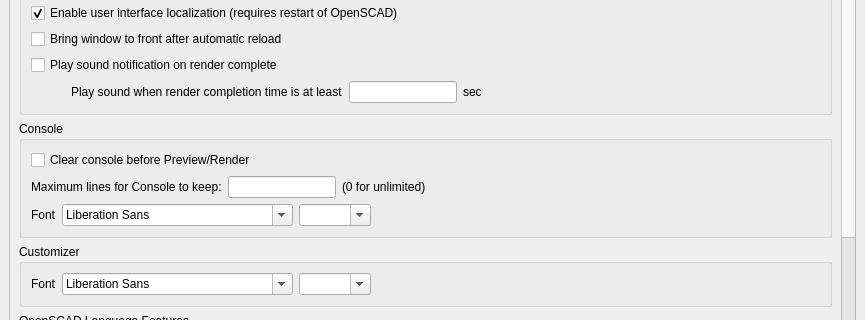
Stocko-2073/openscad, file src/gui/Preferences.ui: the form before one commit; both pictures show x 0 to 865 and y 357 to 677 of the 865 by 860 pixel window.
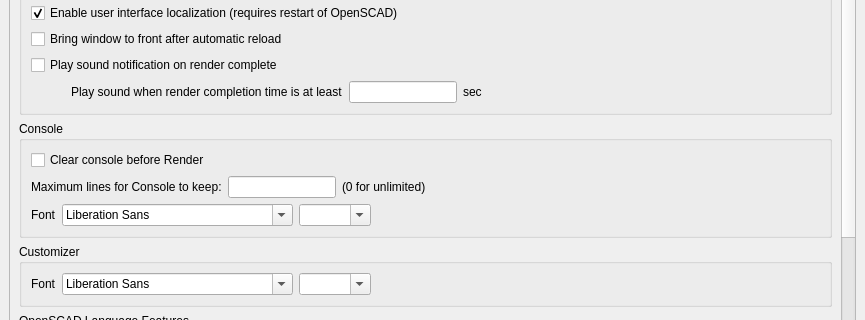
The form after the commit. Icons and pictures are not drawn. Custom widgets are drawn as their Qt base class.

Commit message:
gui: drop the last preview wording
Comments, and the console preference "Clear console before Render".

The edit to the form file:
```diff
--- a/src/gui/Preferences.ui
+++ b/src/gui/Preferences.ui
@@ -2255,7 +2255,7 @@
                <item>
                 <widget class="QCheckBox" name="enableClearConsoleCheckBox">
                  <property name="text">
-                  <string>Clear console before Preview/Render</string>
+                  <string>Clear console before Render</string>
                  </property>
                  <property name="checked">
                   <bool>false</bool>
```
The commit also changes 2 other files.
